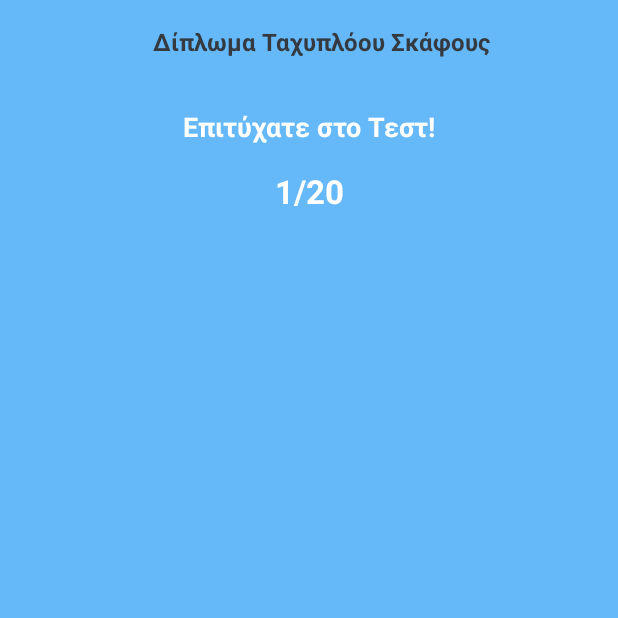
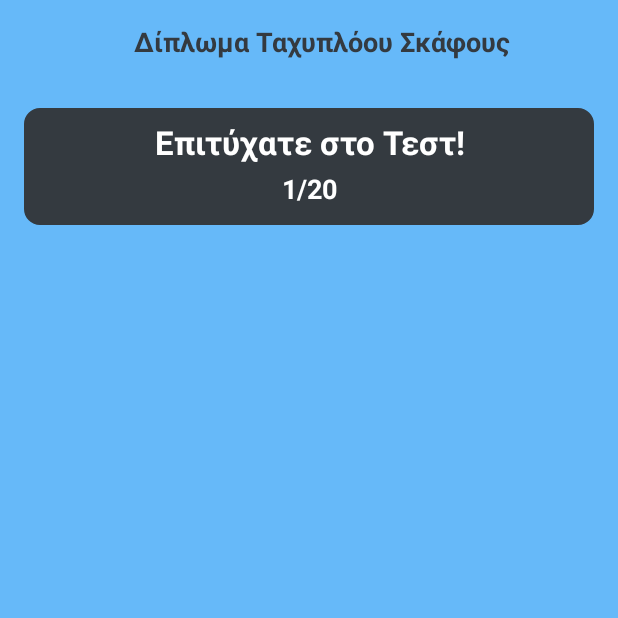
Before and after one commit to ETS-Android2/boating-license-exam, an Android app: the QuestionsList screen opened directly, with no data from a screen before it, on a phone screen of 412 x 824 dp, the top half of it. Run offline under Robolectric (Android 15) with nearby library versions, the phone set to English and light mode, and no system bars; 3 statements that could not run were skipped.

Commit message:
Final Layout Initial

```diff
--- a/app/src/main/AndroidManifest.xml
+++ b/app/src/main/AndroidManifest.xml
@@ -6,7 +6,7 @@
         android:allowBackup="true"
         android:icon="@drawable/logo"
         android:label="Δίπλωμα Ταχυπλόου Σκάφους"
-        android:roundIcon="@mipmap/ic_launcher_round"
+        android:roundIcon="@drawable/logo"
         android:supportsRtl="true"
         android:theme="@style/AppTheme">
         <activity android:name=".TestsList" android:configChanges="orientation|screenSize" />
--- a/app/src/main/java/com/example/project/QuestionsList.java
+++ b/app/src/main/java/com/example/project/QuestionsList.java
@@ -36,7 +36,7 @@ public class QuestionsList extends AppCompatActivity implements QuestionsAdapter
         message1 = findViewById(R.id.message1);
         message2 = findViewById(R.id.message2);
         message3 = findViewById(R.id.message3);
-        linear = findViewById(R.id.linear);
+        linear = findViewById(R.id.linear2);
 
         code = getIntent().getStringExtra("code");
         if (code.equals("test_questions") || code.equals("previous_attempts"))
@@ -50,11 +50,11 @@ public class QuestionsList extends AppCompatActivity implements QuestionsAdapter
         if (code.equals("test_questions") || code.equals("previous_attempts")) {
             int testScore = dbHandler.getTestScore(testId);
             if (testScore < 19) {
-                linear.setBackgroundColor(getResources().getColor(R.color.reddish));
+                linear.setBackgroundResource(R.drawable.false_item);
                 message2.setText(getString(R.string.failure_message));
             }
             else {
-                linear.setBackgroundColor(getResources().getColor(R.color.greenish));
+                linear.setBackgroundResource(R.drawable.correct_item);;
                 message2.setText(getString(R.string.success_message));
             }
             if (code.equals("test_questions"))
--- a/app/src/main/res/drawable-anydpi/custom_wrong.xml
+++ b/app/src/main/res/drawable-anydpi/custom_wrong.xml
@@ -3,7 +3,7 @@
     android:height="24dp"
     android:viewportWidth="24"
     android:viewportHeight="24"
-    android:tint="#D50000"
+    android:tint="#E90000"
     android:alpha="0.8">
     <path
         android:fillColor="#FF000000"
--- /dev/null
+++ b/app/src/main/res/drawable/correct_item.xml
@@ -0,0 +1,6 @@
+<?xml version="1.0" encoding="utf-8"?>
+<shape android:shape="rectangle" xmlns:android="http://schemas.android.com/apk/res/android">
+    <stroke android:color="@color/blackish" android:width="1dp"/>
+    <corners android:radius="10dp"/>
+    <solid android:color="@color/greenish"/>
+</shape>
--- /dev/null
+++ b/app/src/main/res/drawable/false_item.xml
@@ -0,0 +1,6 @@
+<?xml version="1.0" encoding="utf-8"?>
+<shape android:shape="rectangle" xmlns:android="http://schemas.android.com/apk/res/android">
+    <stroke android:color="@color/blackish" android:width="1dp"/>
+    <corners android:radius="10dp"/>
+    <solid android:color="@color/reddish"/>
+</shape>
--- /dev/null
+++ b/app/src/main/res/drawable/question_item.xml
@@ -0,0 +1,6 @@
+<?xml version="1.0" encoding="utf-8"?>
+<shape android:shape="rectangle" xmlns:android="http://schemas.android.com/apk/res/android">
+    <stroke android:color="@color/blackish" android:width="1dp"/>
+    <corners android:radius="10dp"/>
+    <solid android:color="@color/colorAccent"/>
+</shape>
--- /dev/null
+++ b/app/src/main/res/drawable/square_item.xml
@@ -0,0 +1,6 @@
+<?xml version="1.0" encoding="utf-8"?>
+<shape android:shape="rectangle" xmlns:android="http://schemas.android.com/apk/res/android">
+    <stroke android:color="@color/blackish" android:width="1dp"/>
+    <corners android:radius="10dp"/>
+    <solid android:color="@color/blackish"/>
+</shape>
--- a/app/src/main/res/layout/activity_questions_list.xml
+++ b/app/src/main/res/layout/activity_questions_list.xml
@@ -13,9 +13,10 @@
         android:orientation="vertical">
 
         <LinearLayout
-            android:id="@+id/linear"
+            android:id="@+id/linear1"
             android:layout_width="match_parent"
             android:layout_height="wrap_content"
+            android:background="@color/colorPrimary"
             android:focusableInTouchMode="true"
             android:orientation="vertical">
 
@@ -35,21 +36,29 @@
                     android:text="@string/app_name"
                     android:gravity="center"
                     android:textColor="@color/blackish"
-                    android:textSize="16sp"
+                    android:textSize="18sp"
                     android:textStyle="bold"/>
 
             </androidx.appcompat.widget.Toolbar>
+
+            <LinearLayout
+                android:id="@+id/linear2"
+                android:layout_width="match_parent"
+                android:layout_height="wrap_content"
+                android:layout_margin="16dp"
+                android:background="@drawable/square_item"
+                android:orientation="vertical">
 
                 <TextView
                     android:id="@+id/message2"
                     android:layout_width="match_parent"
                     android:layout_height="wrap_content"
-                android:layout_marginTop="16dp"
+                    android:layout_marginTop="8dp"
                     android:textAlignment="center"
                     android:text="@string/success_message"
-                android:textColor="@android:color/white"
+                    android:textColor="@color/colorAccent"
                     android:textStyle="bold"
-                android:textSize="18sp"
+                    android:textSize="22sp"
                     app:layout_constraintStart_toStartOf="parent"
                     app:layout_constraintTop_toBottomOf="@+id/message1"/>
 
@@ -57,15 +66,16 @@
                     android:id="@+id/message3"
                     android:layout_width="match_parent"
                     android:layout_height="wrap_content"
-                android:layout_marginTop="16dp"
-                android:layout_marginBottom="8dp"
+                    android:layout_marginTop="4dp"
+                    android:layout_marginBottom="12dp"
                     android:textAlignment="center"
                     android:text="@string/out_of_twenty"
-                android:textColor="@android:color/white"
+                    android:textColor="@color/colorAccent"
                     android:textStyle="bold"
-                android:textSize="22sp"
+                    android:textSize="18sp"
                     app:layout_constraintStart_toStartOf="parent"
                     app:layout_constraintTop_toBottomOf="@+id/message2"/>
+            </LinearLayout>
         </LinearLayout>
 
         <androidx.recyclerview.widget.RecyclerView
--- a/app/src/main/res/layout/question_new.xml
+++ b/app/src/main/res/layout/question_new.xml
@@ -5,7 +5,7 @@
     android:id="@+id/constraint"
     android:layout_width="match_parent"
     android:layout_height="wrap_content"
-    android:background="@android:color/white"
+    android:background="@drawable/question_item"
     android:foreground="?attr/selectableItemBackground"
     android:layout_margin="4dp"
     android:padding="16dp">
--- a/app/src/main/res/layout/test_new.xml
+++ b/app/src/main/res/layout/test_new.xml
@@ -5,7 +5,7 @@
     android:id="@+id/constraint"
     android:layout_width="match_parent"
     android:layout_height="wrap_content"
-    android:background="@android:color/white"
+    android:background="@drawable/question_item"
     android:foreground="?attr/selectableItemBackground"
     android:layout_margin="4dp"
     android:padding="16dp">
--- a/app/src/main/res/values/colors.xml
+++ b/app/src/main/res/values/colors.xml
@@ -5,5 +5,5 @@
     <color name="colorAccent">@android:color/white</color>
     <color name="blackish">#343a40</color>
     <color name="greenish">#00C853</color>
-    <color name="reddish">#D50000</color>
+    <color name="reddish">#E90000</color>
 </resources>
--- a/app/src/main/res/values/strings.xml
+++ b/app/src/main/res/values/strings.xml
@@ -2,8 +2,7 @@
     <string name="app_name">Δίπλωμα Ταχυπλόου Σκάφους</string>
 
     <string name="download_title">Λήψη Ύλης</string>
-    <string name="download_message">Είστε σίγουροι ότι θέλετε να κατεβάσετε την ύλη;\n" +
-                "Απαιτείται σύνδεση στο Internet για να ολοκληρωθεί η λήψη.</string>
+    <string name="download_message">Είστε σίγουροι ότι θέλετε να κατεβάσετε την ύλη;\nΑπαιτείται σύνδεση στο Internet για να ολοκληρωθεί η λήψη.</string>
 
     <string name="yes">Ναι</string>
     <string name="cancel">Ακυρο</string>
@@ -46,7 +45,7 @@
     <string name="test">Τεστ</string>
 
 
-    <string name="your_score_was">Το σκορ σας ήταν</string>
+    <string name="your_score_was">"Το σκορ σας ήταν "</string>
 
     <string name="question_saved_successfully">Η ερώτηση αποθηκεύτηκε επιτυχώς.</string>
     <string name="question_already_saved">Η ερώτηση έχει αποθηκευτεί ήδη.</string>
```
Also changed, not shown: app/src/main/res/drawable-hdpi/custom_wrong.png, app/src/main/res/drawable-mdpi/custom_wrong.png, app/src/main/res/drawable-xhdpi/custom_wrong.png, app/src/main/res/drawable-xxhdpi/custom_wrong.png. Lines whose indentation alone changed are shown as unchanged.
